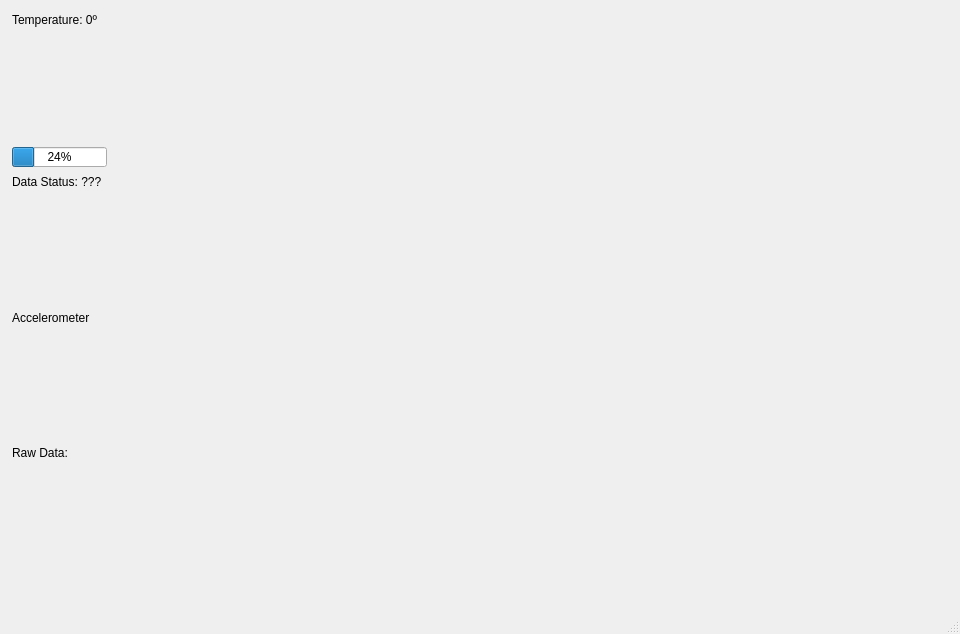
Old version of the form mainwindow.ui in the repository TheSlabby/AIB_GUI.
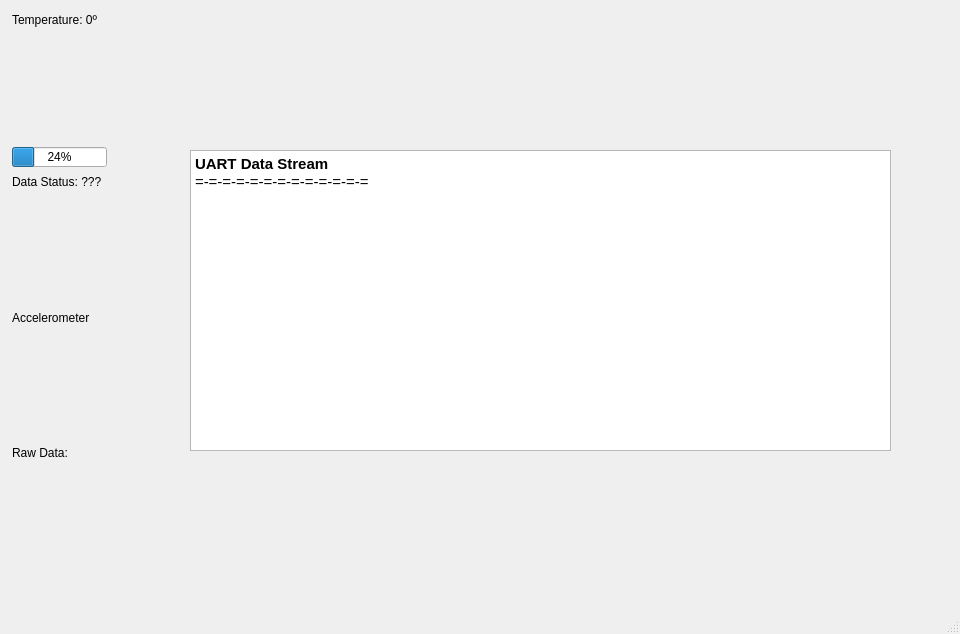
New version of the form.

Commit message: uart comm setup

```diff
--- a/mainwindow.ui
+++ b/mainwindow.ui
@@ -10,6 +10,12 @@
     <height>634</height>
    </rect>
   </property>
+  <property name="minimumSize">
+   <size>
+    <width>800</width>
+    <height>600</height>
+   </size>
+  </property>
   <property name="windowTitle">
    <string>MainWindow</string>
   </property>
@@ -79,6 +85,25 @@
      <string>Raw Data: </string>
     </property>
    </widget>
+   <widget class="QTextEdit" name="uartRaw">
+    <property name="geometry">
+     <rect>
+      <x>190</x>
+      <y>150</y>
+      <width>701</width>
+      <height>301</height>
+     </rect>
+    </property>
+    <property name="html">
+     <string>&lt;!DOCTYPE HTML PUBLIC &quot;-//W3C//DTD HTML 4.0//EN&quot; &quot;http://www.w3.org/TR/REC-html40/strict.dtd&quot;&gt;
+&lt;html&gt;&lt;head&gt;&lt;meta name=&quot;qrichtext&quot; content=&quot;1&quot; /&gt;&lt;style type=&quot;text/css&quot;&gt;
+p, li { white-space: pre-wrap; }
+&lt;/style&gt;&lt;/head&gt;&lt;body style=&quot; font-family:'Ubuntu Sans'; font-size:11pt; font-weight:400; font-style:normal;&quot;&gt;
+&lt;p style=&quot; margin-top:0px; margin-bottom:0px; margin-left:0px; margin-right:0px; -qt-block-indent:0; text-indent:0px;&quot;&gt;&lt;span style=&quot; font-weight:600;&quot;&gt;UART Data Stream&lt;/span&gt;&lt;/p&gt;
+&lt;p style=&quot; margin-top:0px; margin-bottom:0px; margin-left:0px; margin-right:0px; -qt-block-indent:0; text-indent:0px;&quot;&gt;=-=-=-=-=-=-=-=-=-=-=-=-=&lt;/p&gt;
+&lt;p style=&quot;-qt-paragraph-type:empty; margin-top:0px; margin-bottom:0px; margin-left:0px; margin-right:0px; -qt-block-indent:0; text-indent:0px;&quot;&gt;&lt;br /&gt;&lt;/p&gt;&lt;/body&gt;&lt;/html&gt;</string>
+    </property>
+   </widget>
   </widget>
   <widget class="QMenuBar" name="menubar">
    <property name="geometry">
```
Left out of the diff: 2 changed lines with no effect on the pictures. The commit also changes 9 other files.
